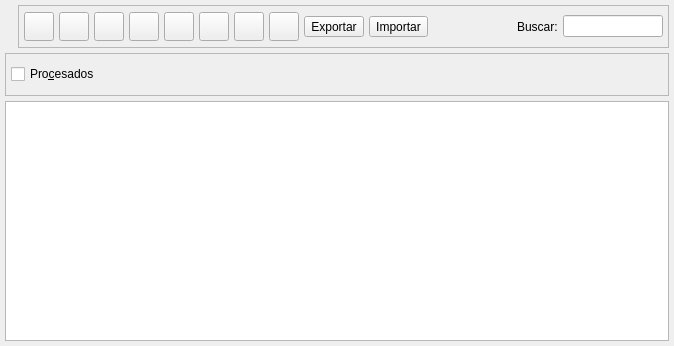
First picture: the form in bulmages/bulmafact/src/clientslistbase.ui, repository eboladev/Bulmages-1, before the edit.
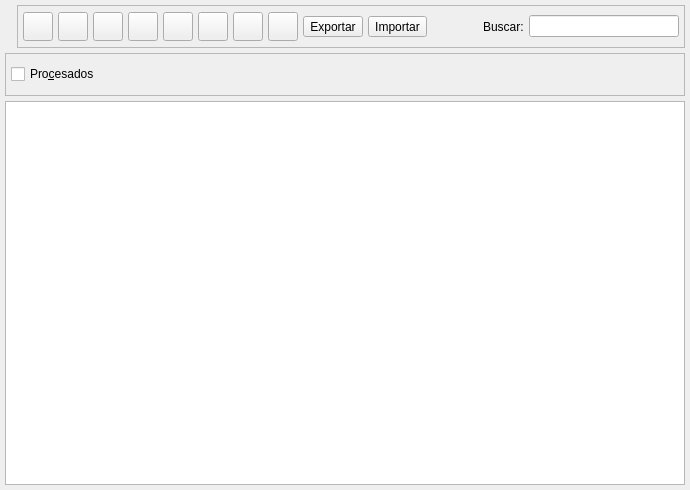
Second picture: the form after the edit. Icons and pictures are not drawn. Custom widgets are drawn as their Qt base class.

```diff
--- a/bulmages/bulmafact/src/clientslistbase.ui
+++ b/bulmages/bulmafact/src/clientslistbase.ui
@@ -11,8 +11,8 @@
    <rect>
     <x>0</x>
     <y>0</y>
-    <width>674</width>
-    <height>346</height>
+    <width>690</width>
+    <height>490</height>
    </rect>
   </property>
   <property name="windowTitle" >
@@ -34,7 +34,7 @@
       <number>0</number>
      </property>
      <property name="spacing" >
-      <number>6</number>
+      <number>5</number>
      </property>
      <item>
       <widget class="QLabel" name="label" >
@@ -314,7 +314,7 @@
          <widget class="QLineEdit" name="m_findClient" >
           <property name="minimumSize" >
            <size>
-            <width>100</width>
+            <width>150</width>
             <height>0</height>
            </size>
           </property>
```
Left out of the diff: 5 changed lines with no effect on the pictures.
